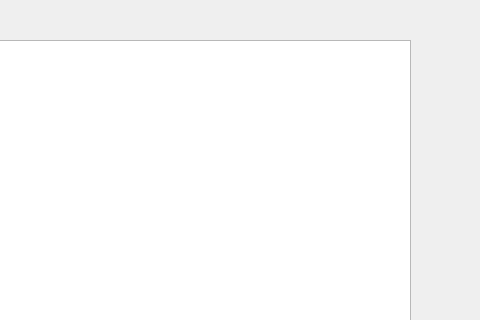
The window that ValveCentralHole/ValveAreaHistoryWidget.ui (Austin0417/Valve-Central-Hole-Calculator-Final) describes before a commit, drawn with Qt 5; both pictures show x 310 to 790 and y 0 to 320 of the 790 by 590 pixel window.
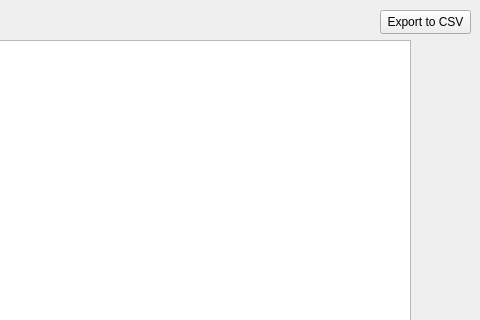
The same window after the commit.

Commit message: added an export to csv feature for the table history for both the calibration and valve history

What changed in the file:
```diff
--- a/ValveCentralHole/ValveAreaHistoryWidget.ui
+++ b/ValveCentralHole/ValveAreaHistoryWidget.ui
@@ -36,6 +36,19 @@
     <string>Clear History</string>
    </property>
   </widget>
+  <widget class="QPushButton" name="export_csv_btn">
+   <property name="geometry">
+    <rect>
+     <x>690</x>
+     <y>10</y>
+     <width>91</width>
+     <height>24</height>
+    </rect>
+   </property>
+   <property name="text">
+    <string>Export to CSV</string>
+   </property>
+  </widget>
  </widget>
  <resources/>
  <connections/>
```
The commit also changes 18 other files.
